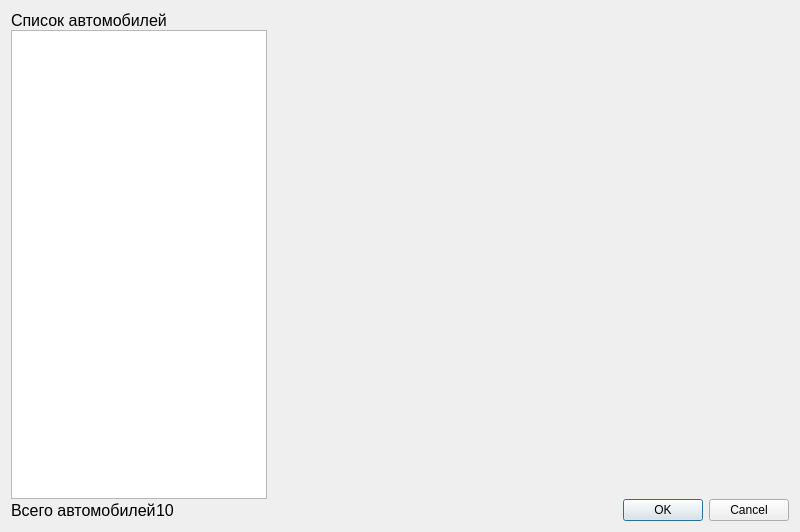
Old version of the form Modules/Autopark/View/viewerdataautopark.ui in the repository Sakton/CONVEYANCE_Q.
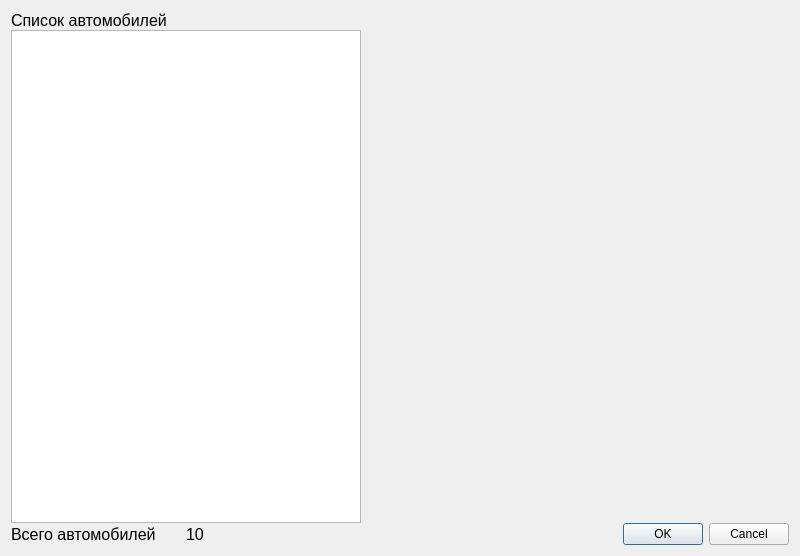
New version of the form. Custom widgets are drawn as their Qt base class.

What changed in the file:
```diff
--- a/Modules/Autopark/View/viewerdataautopark.ui
+++ b/Modules/Autopark/View/viewerdataautopark.ui
@@ -7,7 +7,7 @@
     <x>0</x>
     <y>0</y>
     <width>800</width>
-    <height>532</height>
+    <height>556</height>
    </rect>
   </property>
   <property name="minimumSize">
@@ -71,7 +71,7 @@
      <item row="0" column="3" rowspan="3">
       <widget class="TemplateTheAutomobilForm" name="templateTheAutomobilForm" native="true">
        <property name="sizePolicy">
-        <sizepolicy hsizetype="Expanding" vsizetype="Preferred">
+        <sizepolicy hsizetype="Preferred" vsizetype="Preferred">
          <horstretch>0</horstretch>
          <verstretch>0</verstretch>
         </sizepolicy>
@@ -79,7 +79,20 @@
       </widget>
      </item>
      <item row="1" column="0" colspan="2">
-      <widget class="QListWidget" name="listWidgetAuto"/>
+      <widget class="QListWidget" name="listWidgetAuto">
+       <property name="sizePolicy">
+        <sizepolicy hsizetype="Preferred" vsizetype="Expanding">
+         <horstretch>0</horstretch>
+         <verstretch>0</verstretch>
+        </sizepolicy>
+       </property>
+       <property name="minimumSize">
+        <size>
+         <width>350</width>
+         <height>0</height>
+        </size>
+       </property>
+      </widget>
      </item>
     </layout>
    </item>
```
Left out of the diff: 2 changed lines with no effect on the pictures.
